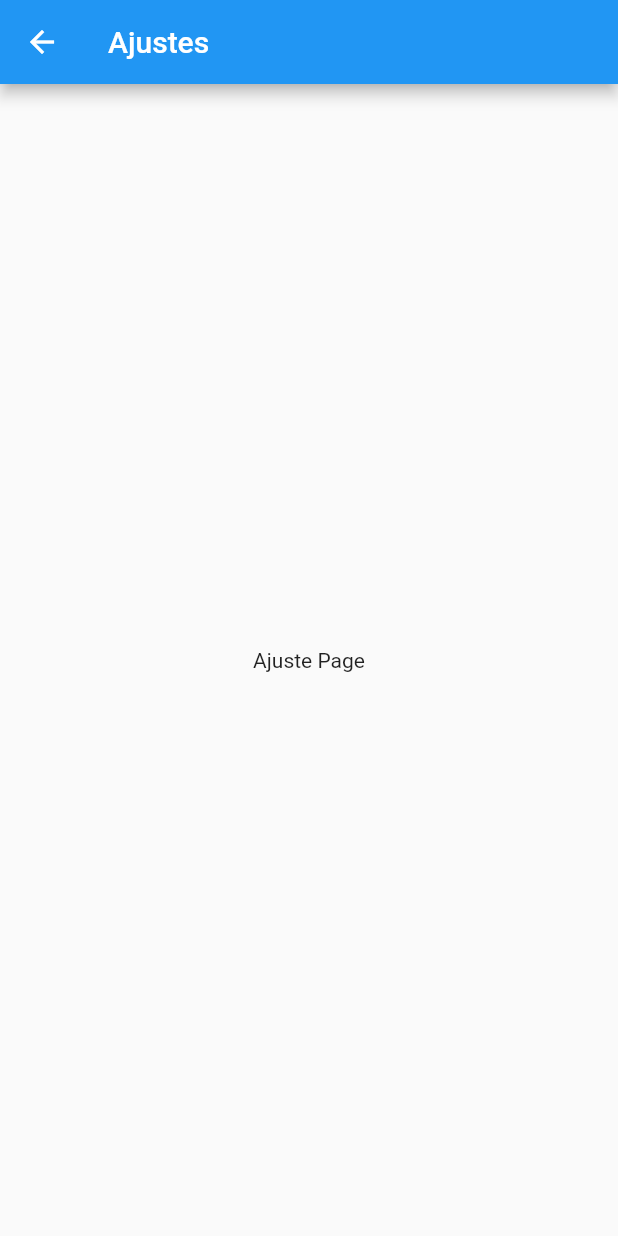
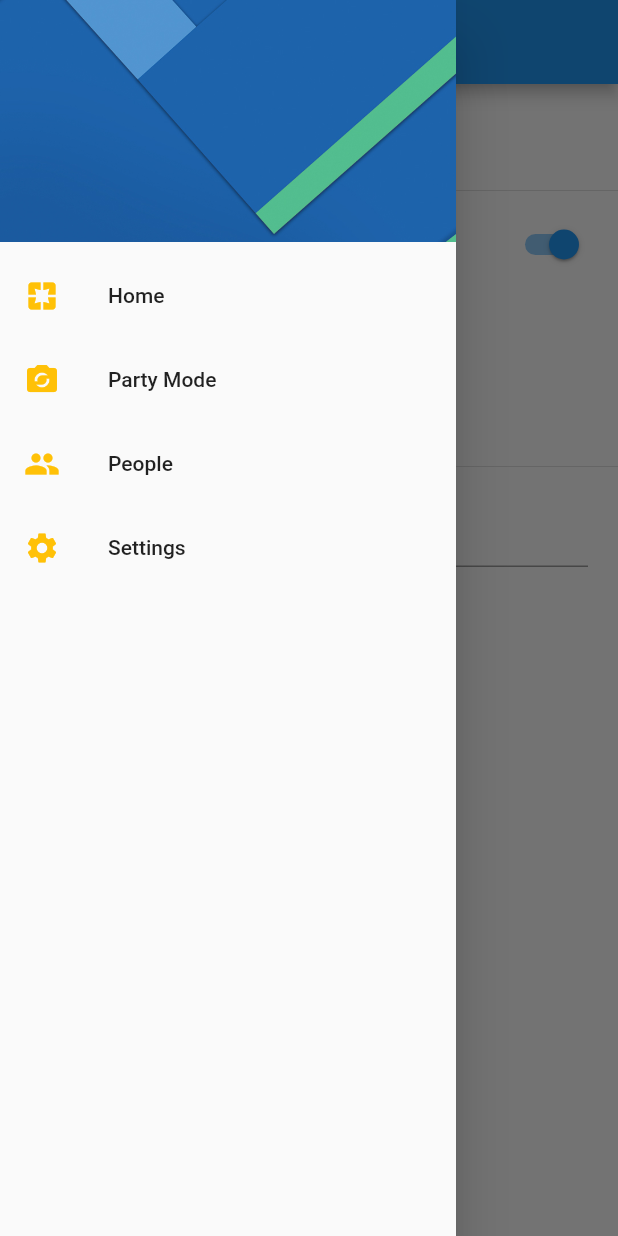
Before and after one commit to hllsebastian/estudiandoFlutter, a Flutter app: the SettingsPage screen opened by its route, with the side drawer open (before the commit the screen has no drawer), on a phone screen of 412 x 824 dp. Run offline on Flutter 3.47's test engine with Material 2 defaults, Android fonts, the phone set to English and light mode, and no system bars; our stand-ins replace card_swiper, google_maps_flutter, sqflite; missing offline and left inert: flutter_barcode_scanner; accounts and stored records are empty.

Commit message:
Seccion 11: video 186

```diff
--- a/preferencias_usuario/lib/main.dart
+++ b/preferencias_usuario/lib/main.dart
@@ -8,12 +8,14 @@ void main() => runApp(MyApp());
 class MyApp extends StatelessWidget {
   @override
   Widget build(BuildContext context) {
+
     return MaterialApp(
+      debugShowCheckedModeBanner: false,
       title: 'Preferencias',
       initialRoute: HomePage.routeName,
       routes: {
-        HomePage.routeName    : (contex) => HomePage(),
-        SettingsPage.routeName: (contex) => SettingsPage(),
+        HomePage.routeName    : (BuildContext context) => HomePage(),
+        SettingsPage.routeName: (BuildContext context) => SettingsPage(),
 
 
       }
--- a/preferencias_usuario/lib/src/pages/home_page.dart
+++ b/preferencias_usuario/lib/src/pages/home_page.dart
@@ -1,4 +1,5 @@
 import 'package:flutter/material.dart';
+import 'package:preferencias_usuario/widgets/menu_widget.dart';
 
 
 
@@ -13,8 +14,11 @@ class HomePage extends StatelessWidget {
       appBar: AppBar(
         title: Text('Preferencias de usuario'),
       ),
+      drawer: MenuWidget(), // para mostrar un menu lateral
+
 
       body: Column(
+        mainAxisAlignment: MainAxisAlignment.center,
         children: <Widget>[
           Text('Color secundario'),
           Divider(),
@@ -26,7 +30,8 @@ class HomePage extends StatelessWidget {
 
         ]
       ),
-
     );
   }
+
+
 }
--- a/preferencias_usuario/lib/src/pages/settings_page.dart
+++ b/preferencias_usuario/lib/src/pages/settings_page.dart
@@ -1,11 +1,33 @@
 import 'package:flutter/material.dart';
+import 'package:preferencias_usuario/widgets/menu_widget.dart';
 
 
 
-class SettingsPage extends StatelessWidget {
+class SettingsPage extends StatefulWidget {
 
 
-  static final String routeName = 'home';
+  static final String routeName = 'settings';
+
+  @override
+  _SettingsPageState createState() => _SettingsPageState();
+}
+
+class _SettingsPageState extends State<SettingsPage> {
+
+  bool   _colorSecundario = false;
+  int    _genero          = 1;
+  String _nombre          = 'Ingrese acá nombre';
+
+  // Para establecer un texto en el campo del "InputDecoration"
+  TextEditingController? _textController;
+
+  // Se va a disparar cuando se inicializa este estado, se disparara
+  // antes del "build" de abajo
+  @override
+  void initState() {
+    super.initState();
+    _textController = TextEditingController(text: _nombre);
+  }
 
   @override
   Widget build(BuildContext context) {
@@ -13,13 +35,64 @@ class SettingsPage extends StatelessWidget {
       appBar: AppBar(
         title: Text('Ajustes'),
       ),
+      drawer: MenuWidget(),
 
-      body: Center(
-        child: Text('Ajuste Page')
+      body: ListView(
+        children: <Widget>[
+          Container(
+            padding: EdgeInsets.all(5.0),
+            child: Text('settings', style: TextStyle(fontSize: 45, fontWeight: FontWeight.bold)),
+          ),
+          Divider(),
+
+          SwitchListTile( //              switch prendido/apagdo
+            value: _colorSecundario = true,
+            title: Text('Color Segundario'),
+            onChanged: (value){
+              setState(() {
+              _colorSecundario = value;
+              });
+            }
+          ),
+
+          RadioListTile( //          Tap para elegir opcion con forma de punto
+            value: 1,
+            title: Text('Femenino'),
+            groupValue: _genero,
+            onChanged:(value){
+                _genero = value as int;
+              setState(() {
+
+              });
+
+            }
+          ),
+
+          RadioListTile( //         Tap para elegir opcion con forma de punto
+            value: 1,
+            title: Text('Masculino'),
+            groupValue: 2,
+            onChanged:(value){}
+          ),
+          Divider(),
+
+          Container(
+            padding: EdgeInsets.symmetric(horizontal: 20),
+            child: TextField(
+              controller: _textController,
+              decoration: InputDecoration( // Para habilitar entrada de texto
+                labelText: 'Nombre',
+                helperText: 'Nombre del usuario',
+              ),
+              onChanged: (value){},
+            ),
+          )
+
+
+        ],
 
 
       ),
-
     );
   }
 }
--- /dev/null
+++ b/preferencias_usuario/lib/widgets/menu_widget.dart
@@ -0,0 +1,54 @@
+import 'package:flutter/material.dart';
+import 'package:preferencias_usuario/src/pages/home_page.dart';
+import 'package:preferencias_usuario/src/pages/settings_page.dart';
+
+
+class MenuWidget extends StatelessWidget {
+
+  @override
+  Widget build(BuildContext context) {
+    return Drawer(
+        child: ListView(
+          padding: EdgeInsets.zero,
+          children: [
+            DrawerHeader(
+              child: Container(),
+              decoration: BoxDecoration(
+                image: DecorationImage(
+                  image: AssetImage('assets/menu-img.jpg'),
+                  fit: BoxFit.cover // para que expanda toda la imagen
+                ),
+              ),
+            ),
+
+            ListTile(
+              leading: Icon(Icons.pages, color: Colors.amber),
+              title: Text('Home'),
+              onTap: (){
+                Navigator.pushReplacementNamed(context, HomePage.routeName);
+              },
+            ),
+            ListTile(
+              leading: Icon(Icons.party_mode, color: Colors.amber),
+              title: Text('Party Mode'),
+              onTap: (){},
+            ),
+            ListTile(
+              leading: Icon(Icons.people, color: Colors.amber),
+              title: Text('People'),
+              onTap: (){},
+            ),
+            ListTile(
+              leading: Icon(Icons.settings, color: Colors.amber),
+              title: Text('Settings'),
+              onTap: (){
+                Navigator.pop(context); //Hara que se cierre automaticamente
+                            // el drawer, luego de ejecutada una accion sobre este
+                Navigator.pushNamed(context, SettingsPage.routeName);
+              },
+            )
+          ],
+        ),
+      );
+  }
+}
--- a/preferencias_usuario/pubspec.yaml
+++ b/preferencias_usuario/pubspec.yaml
@@ -45,8 +45,8 @@ flutter:
   uses-material-design: true
 
   # To add assets to your application, add an assets section, like this:
-  # assets:
-  #   - images/a_dot_burr.jpeg
+  assets:
+   - assets/menu-img.jpg
   #   - images/a_dot_ham.jpeg
 
   # An image asset can refer to one or more resolution-specific "variants", see
```
Also changed, not shown: preferencias_usuario/assets/menu-img.jpg (added).
